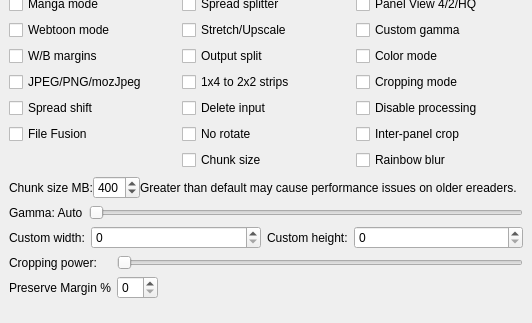
Before: the Qt Designer form gui/KCC.ui in ciromattia/kcc, drawn with Qt 5; both pictures show x 0 to 532 and y 263 to 586 of the 532 by 586 pixel window.
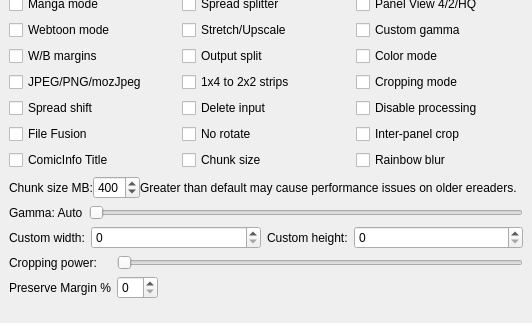
After: the same form once the commit is applied. Icons and pictures are not drawn.

```diff
--- a/gui/KCC.ui
+++ b/gui/KCC.ui
@@ -653,6 +653,16 @@
          </property>
         </widget>
        </item>
+       <item row="7" column="0">
+        <widget class="QCheckBox" name="metadataTitleBox">
+         <property name="toolTip">
+          <string>Write filename from ComicInfo Title.</string>
+         </property>
+         <property name="text">
+          <string>ComicInfo Title</string>
+         </property>
+        </widget>
+       </item>
       </layout>
      </widget>
     </item>
```
